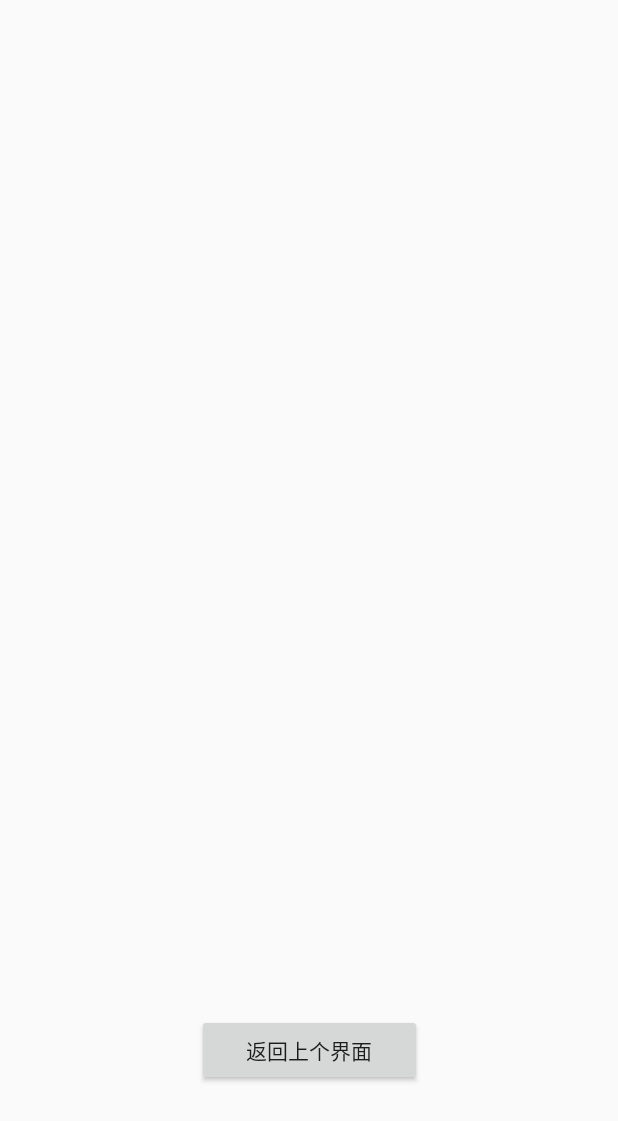
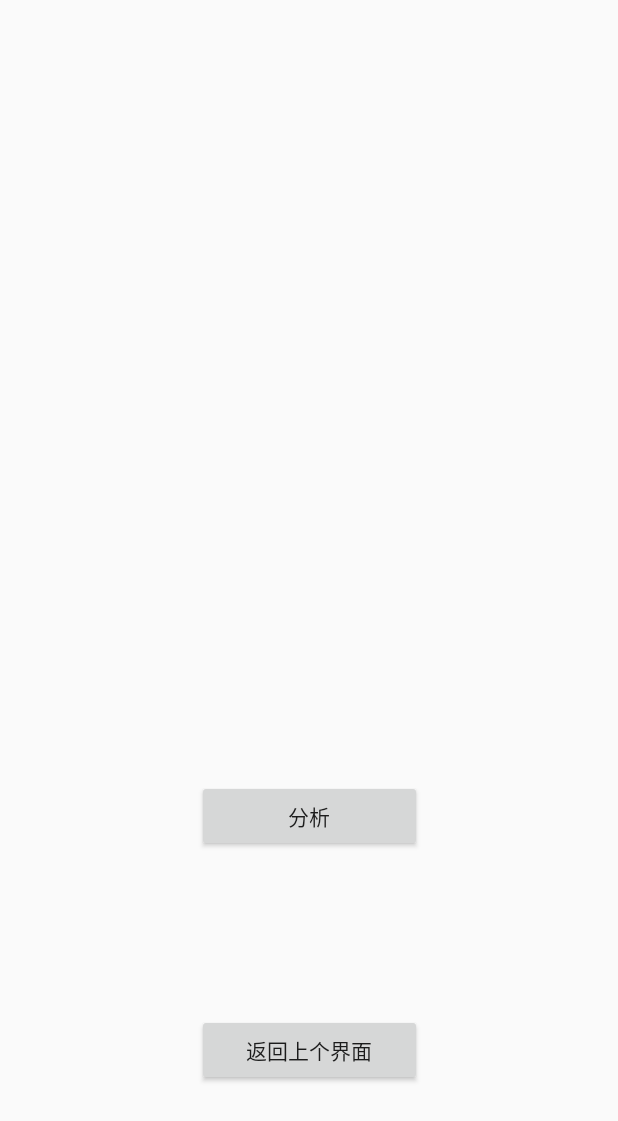
Before and after one commit to lagz-1/Android-developmen-course-design, an Android app: the layout activity_image_analysis.xml on its own in the app's theme, with its tools: preview values and no code run, on a phone screen of 412 x 824 dp. Shown: the top 1121 px of the screen. Run offline under Robolectric (Android 15) with nearby library versions, the phone set to English and light mode, and no system bars.

```diff
--- a/app/src/main/res/layout/activity_image_analysis.xml
+++ b/app/src/main/res/layout/activity_image_analysis.xml
@@ -16,6 +16,18 @@
     <Button
         android:layout_width="150sp"
         android:layout_height="wrap_content"
+        android:text="分析"
+        app:layout_constraintEnd_toEndOf="parent"
+        app:layout_constraintStart_toStartOf="parent"
+        app:layout_constraintTop_toBottomOf="@id/tv2"
+        android:layout_marginTop="20dp"
+        android:id="@+id/btnAnalyse"
+        tools:ignore="MissingConstraints" />
+
+
+    <Button
+        android:layout_width="150sp"
+        android:layout_height="wrap_content"
         android:text="返回上个界面"
         app:layout_constraintBottom_toBottomOf="parent"
         android:layout_margin="100sp"
```
Also changed, not shown: app/src/main/java/com/example/tst/ImageAnalysis.java (+67 -6 lines), app/src/main/java/com/example/tst/MainActivity.java (+27 -29 lines).
